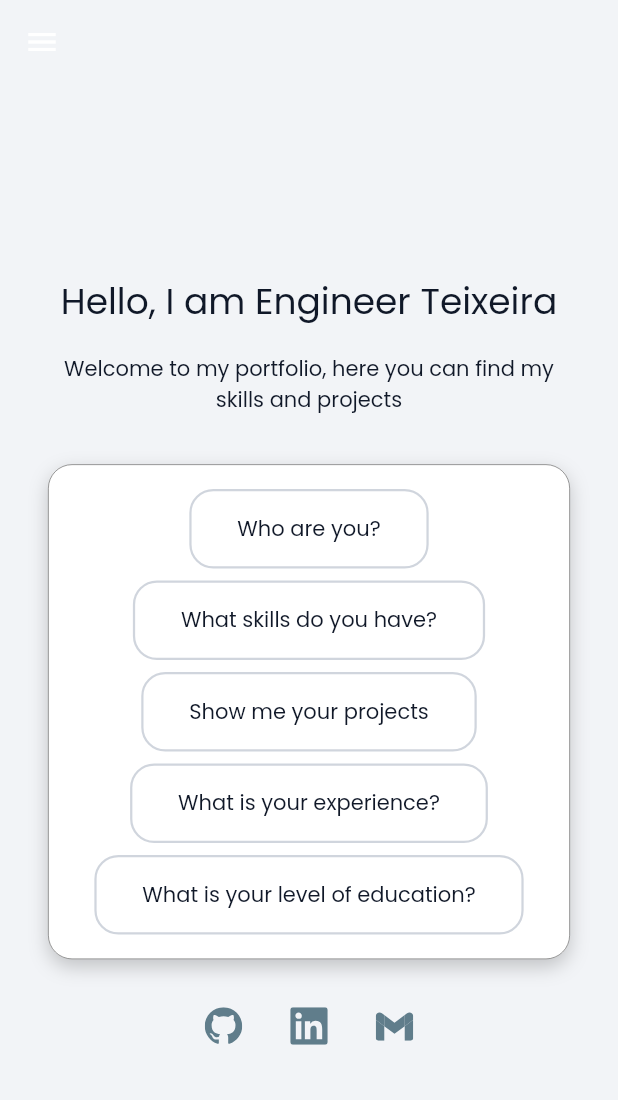
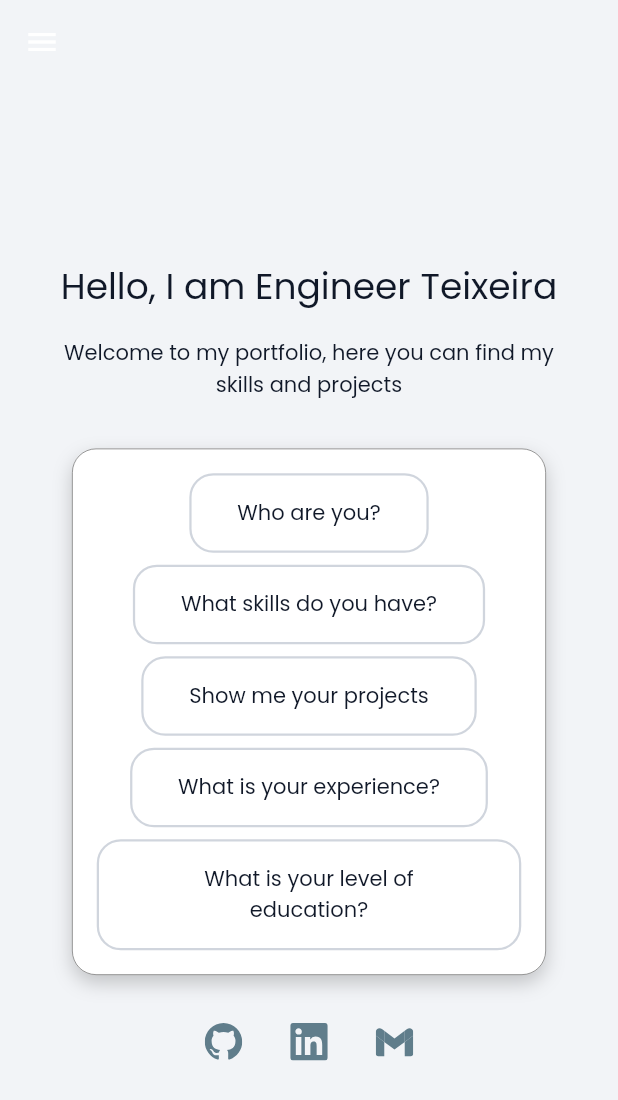
Before and after one commit to Teixeira49/portafolio, a Flutter app: the screen it shows after launch, after a tap on "Ask your question...", on a phone screen of 412 x 824 dp. Shown: the top 1100 px of the screen. Run offline on Flutter 3.47's test engine with Material 3 defaults, Android fonts, the phone set to English and light mode, and no system bars; our stand-ins replace equatable, flutter_bloc, flutter_svg, gap, get_it, google_fonts and 1 more; generated files the repository leaves out were written again.

Commit message:
Update Home layout and add chat title badge
- Add `CustomTitleBadged` component to display localized chat names.
- Update `BaseLayoutPage` to support `actions` and `centerTitle` configuration.
- integrate title badge into `HomePage` and `HomeBody` app bars.
- Remove inline system message header from `MessageContent`.
- Unify margin logic in `home_widgets` by removing responsive check.

```diff
--- a/lib/src/features/home/presentation/page/home_page.dart
+++ b/lib/src/features/home/presentation/page/home_page.dart
@@ -10,6 +10,7 @@ import '../../../../core/utils/asset_icons.dart';
 import '../../../../core/utils/helpers.dart';
 import '../../../../core/variables/variables.dart';
 import '../../../../shared/presentation/widgets/base_layout.dart';
+import '../../../../shared/presentation/widgets/custom_badged.dart';
 import '../../../../shared/presentation/widgets/dynamic_icon_button.dart';
 import '../../../../shared/presentation/widgets/message_content.dart';
 import '../../data/datasource/local/get_chat_local_datasource.dart';
@@ -67,7 +68,14 @@ class HomeView extends StatelessWidget {
             state.chatName != "Home Chat"
                 ? Text('Portafolio de Teixeira49')
                 : null;
-        return BaseLayoutPage(title: title, child: HomeBody());
+        return BaseLayoutPage(
+          title: title,
+          centerTitle: false,
+          actions: [
+            if (title != null) CustomTitleBadged(name: state.chatName),
+          ],
+          child: HomeBody(),
+        );
       },
     );
   }
--- a/lib/src/features/home/presentation/widget/home_body.dart
+++ b/lib/src/features/home/presentation/widget/home_body.dart
@@ -12,21 +12,25 @@ class HomeBody extends StatelessWidget {
               previous.chatName != current.chatName ||
               previous.chatId != current.chatId,
       builder: (context, state) {
-        return Scaffold(
+        return state.chatName == "Home Chat"
+            ? _WelcomeToChatWidget()
+            : Scaffold(
               appBar:
-              state.chatName != "Home Chat"
-                  ? AppBar(title: Text('Portafolio de Teixeira49'))
+                  state.chatName != "Home Chat" && !Responsive.isMobile(context)
+                      ? AppBar(
+                        title: Text('Portafolio de Teixeira49'),
+                        centerTitle: true,
+                        actions: [
+                          CustomTitleBadged(name: state.chatName),
+                        ],
+                      )
                       : null,
-          body:
-              state.chatName == "Home Chat"
-                  ? _WelcomeToChatWidget()
-                  : Stack(
+              body: Stack(
                 alignment: Alignment.topCenter,
                 children: [
                   MessageContent(
                     title: state.chatName,
-                        content:
-                            state.messages.isNotEmpty ? state.messages : [],
+                    content: state.messages.isNotEmpty ? state.messages : [],
                   ),
 
                   Align(
--- a/lib/src/features/home/presentation/widget/home_widgets.dart
+++ b/lib/src/features/home/presentation/widget/home_widgets.dart
@@ -43,10 +43,7 @@ class _ChatTextFieldWidgetState extends State<_ChatTextFieldWidget> {
   Widget build(BuildContext context) => ConstrainedBox(
     constraints: const BoxConstraints(maxWidth: 816),
     child: Container(
-      margin:
-          Responsive.isMobile(context)
-              ? null
-              : EdgeInsets.symmetric(horizontal: WidthValues.padding),
+      margin: EdgeInsets.symmetric(horizontal: WidthValues.padding),
       child: InkWell(
         onTap: () => toggleContainer(),
         borderRadius: BorderRadius.circular(WidthValues.radiusMd),
--- a/lib/src/shared/presentation/widgets/base_layout.dart
+++ b/lib/src/shared/presentation/widgets/base_layout.dart
@@ -7,8 +7,16 @@ import 'navigator_panel.dart';
 class BaseLayoutPage extends StatefulWidget {
   final Widget child;
   final Widget? title;
+  final bool centerTitle;
+  final List<Widget>? actions;
 
-  const BaseLayoutPage({super.key, required this.child, this.title});
+  const BaseLayoutPage({
+    super.key,
+    required this.child,
+    this.title,
+    this.centerTitle = true,
+    this.actions,
+  });
 
   @override
   State<BaseLayoutPage> createState() => _BaseLayoutPageState();
@@ -35,7 +43,11 @@ class _BaseLayoutPageState extends State<BaseLayoutPage> {
 
         if (isMobile) {
           return Scaffold(
-            appBar: AppBar(title: widget.title),
+            appBar: AppBar(
+              title: widget.title,
+              centerTitle: widget.centerTitle,
+              actions: widget.actions,
+            ),
             drawer: NavigationPanel(width: maxPanelWidth),
             body: widget.child,
           );
--- /dev/null
+++ b/lib/src/shared/presentation/widgets/custom_badged.dart
@@ -0,0 +1,45 @@
+import 'package:flutter/material.dart';
+import 'package:portafolio/l10n/l10n.dart';
+
+import '../../../core/theme/extended_text_theme.dart';
+import '../../../core/variables/values/values.dart';
+
+class CustomTitleBadged extends StatelessWidget {
+  const CustomTitleBadged({super.key, required this.name});
+
+  final String name;
+
+  @override
+  Widget build(BuildContext context) => Container(
+    alignment: AlignmentGeometry.center,
+    decoration: BoxDecoration(
+      borderRadius: BorderRadius.circular(WidthValues.radiusSm),
+      color: ColorValues.bgBrandPrimary(context),
+    ),
+    padding: EdgeInsets.symmetric(horizontal: WidthValues.spacingSm),
+    margin: EdgeInsets.all(WidthValues.spacingXs),
+    child: Text(
+      selectChatName(context, name),
+      style: ExtendedTextTheme.titleSmall(context),
+    ),
+  );
+
+  String selectChatName(BuildContext context, String name) {
+    switch (name) {
+      case 'home_chat':
+        return context.l10n.dashboardHomeButton;
+      case 'about_chat':
+        return context.l10n.dashboardAboutMeButton;
+      case 'skills_chat':
+        return context.l10n.dashboardSkillsButton;
+      case 'projects_chat':
+        return context.l10n.dashboardProjectsButton;
+      case 'experience_chat':
+        return context.l10n.dashboardExperienceButton;
+      case 'education_chat':
+        return context.l10n.dashboardEducationButton;
+      default:
+        return context.l10n.dashboardHomeButton;
+    }
+  }
+}
--- a/lib/src/shared/presentation/widgets/message_content.dart
+++ b/lib/src/shared/presentation/widgets/message_content.dart
@@ -32,7 +32,6 @@ class MessageContent extends StatelessWidget {
           crossAxisAlignment: CrossAxisAlignment.stretch,
           mainAxisAlignment: MainAxisAlignment.center,
           children: [
-            _buildSystemMessage(title),
             Expanded(
               child: Scrollbar(
                 thumbVisibility: true,
```
Lines whose indentation alone changed are shown as unchanged.
